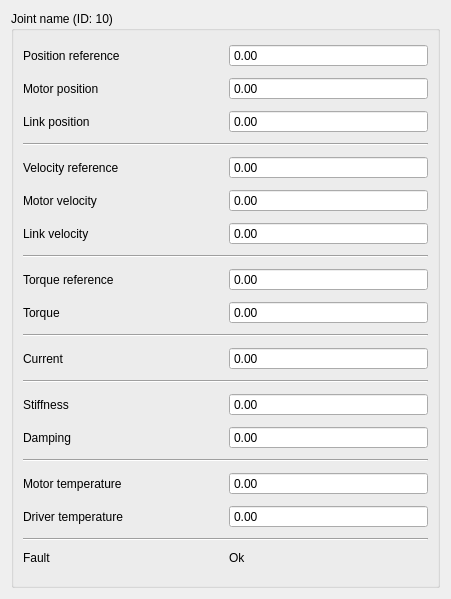
First picture: the form in src/joint_state_gui/joint_state_widget.ui, repository ADVRHumanoids/robot_monitoring, before the edit.
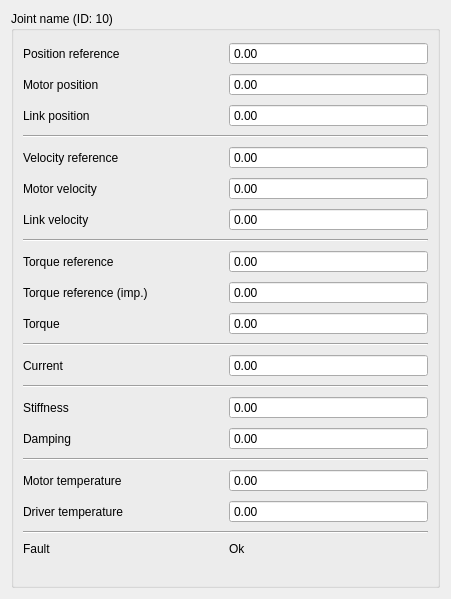
Second picture: the form after the edit.

Commit message: Adding torque tracking error

```diff
--- a/src/joint_state_gui/joint_state_widget.ui
+++ b/src/joint_state_gui/joint_state_widget.ui
@@ -195,6 +195,27 @@
         <item>
          <widget class="QLabel" name="label_10">
           <property name="text">
+           <string>Torque reference (imp.)</string>
+          </property>
+         </widget>
+        </item>
+        <item>
+         <widget class="QDoubleSpinBox" name="torref_imp">
+          <property name="readOnly">
+           <bool>true</bool>
+          </property>
+          <property name="buttonSymbols">
+           <enum>QAbstractSpinBox::NoButtons</enum>
+          </property>
+         </widget>
+        </item>
+       </layout>
+      </item>
+      <item>
+       <layout class="QHBoxLayout" name="horizontalLayout_11">
+        <item>
+         <widget class="QLabel" name="label_14">
+          <property name="text">
            <string>Torque</string>
           </property>
          </widget>
```
The commit also changes 6 other files.
